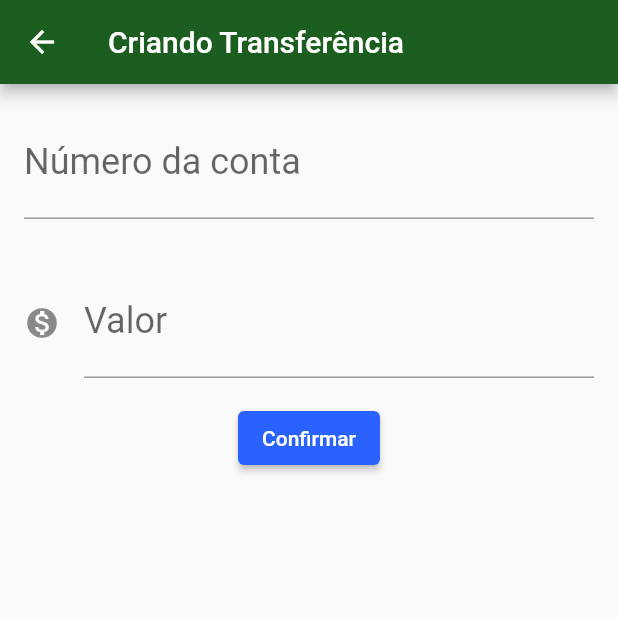
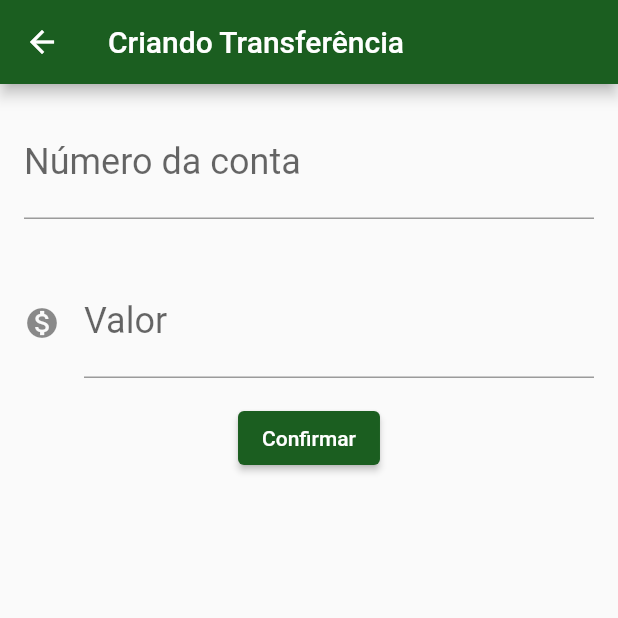
Before and after one commit to elisabavaresco/bytebank, a Flutter app: the screen it shows after launch, after a tap on the "add" icon, on a phone screen of 412 x 824 dp, the top half of it. Run offline on Flutter 3.47's test engine with Material 2 defaults, Android fonts, the phone set to English and light mode, and no system bars.

Commit message:
Change 'confirmar' button from blue to green

```diff
--- a/lib/main.dart
+++ b/lib/main.dart
@@ -18,7 +18,7 @@ class BytebankApp extends StatelessWidget {
         elevatedButtonTheme: ElevatedButtonThemeData(
           style: ButtonStyle(
             backgroundColor:
-                MaterialStateProperty.all<Color>(Colors.blueAccent.shade700),
+                MaterialStateProperty.all<Color>(Colors.green.shade900),
           ),
         ),
       ),
```
